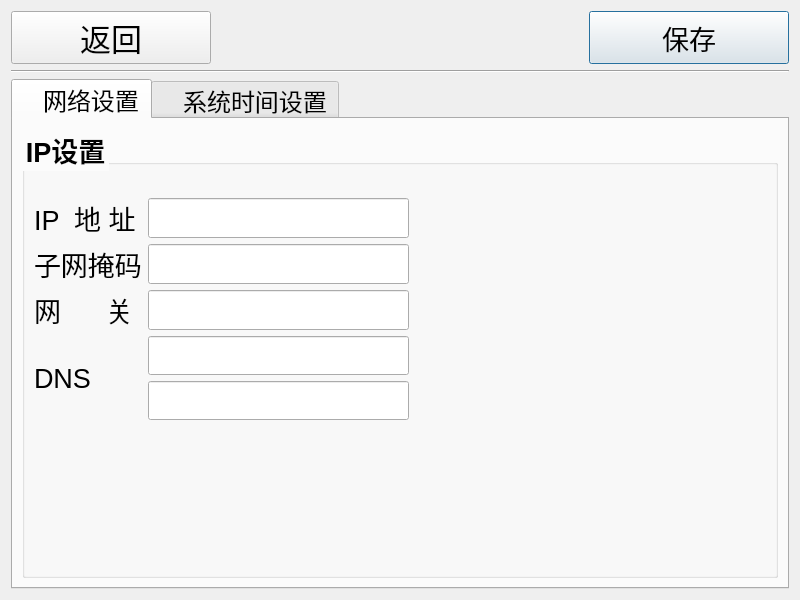
Before: the Qt Designer form tx2_iris/syssettings.ui in iuytr09/tx2_iris, drawn with Qt 5.
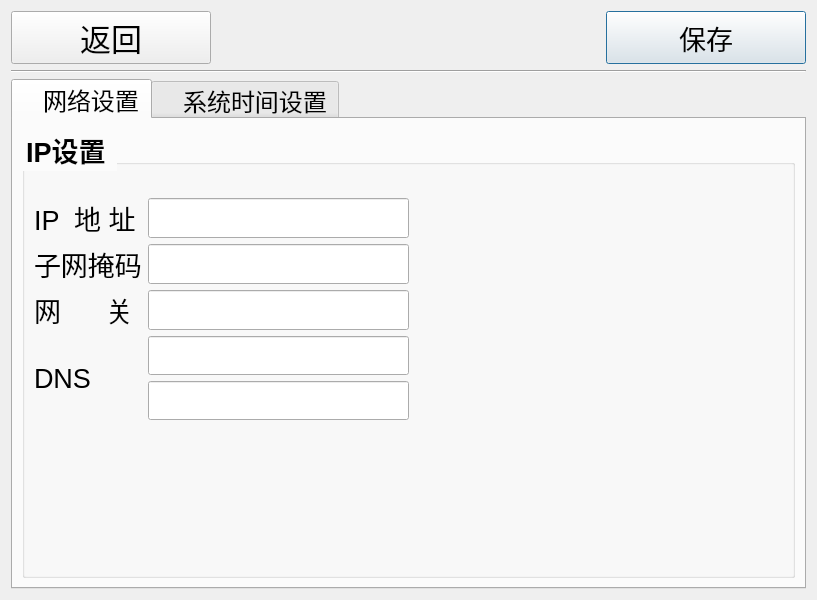
After: the same form once the commit is applied. The open tabs and pages were chosen to show the change. Icons and pictures are not drawn.

What changed in the file:
```diff
--- a/tx2_iris/syssettings.ui
+++ b/tx2_iris/syssettings.ui
@@ -6,7 +6,7 @@
    <rect>
     <x>0</x>
     <y>0</y>
-    <width>800</width>
+    <width>817</width>
     <height>600</height>
    </rect>
   </property>
@@ -151,7 +151,7 @@
           </font>
          </property>
          <property name="title">
-          <string>IP设置</string>
+          <string>IP设置 </string>
          </property>
          <layout class="QGridLayout" name="gridLayout_2">
           <item row="0" column="0">
```
Left out of the diff: 2 changed lines with no effect on the pictures.
